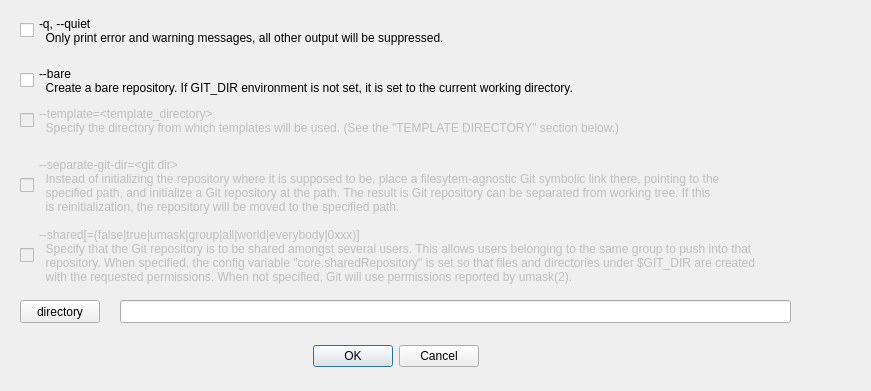
The window that gitinitdialog.ui (fsziegler/qt-git) describes before a commit, drawn with Qt 5.
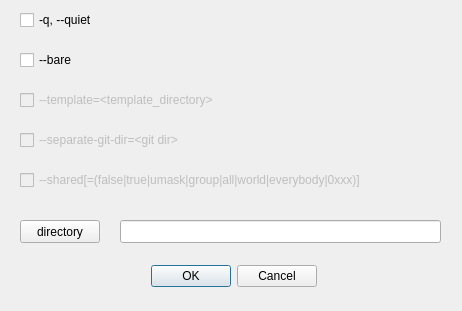
The same window after the commit.

Patch:
```diff
--- a/gitinitdialog.ui
+++ b/gitinitdialog.ui
@@ -6,8 +6,8 @@
    <rect>
     <x>0</x>
     <y>0</y>
-    <width>871</width>
-    <height>391</height>
+    <width>462</width>
+    <height>311</height>
    </rect>
   </property>
   <property name="windowTitle">
@@ -16,9 +16,9 @@
   <widget class="QDialogButtonBox" name="buttonBox">
    <property name="geometry">
     <rect>
-     <x>308</x>
-     <y>340</y>
-     <width>171</width>
+     <x>145</x>
+     <y>260</y>
+     <width>172</width>
      <height>32</height>
     </rect>
    </property>
@@ -33,8 +33,8 @@
    <property name="geometry">
     <rect>
      <x>120</x>
-     <y>300</y>
-     <width>671</width>
+     <y>220</y>
+     <width>321</width>
      <height>23</height>
     </rect>
    </property>
@@ -44,30 +44,28 @@
     <rect>
      <x>20</x>
      <y>10</y>
-     <width>831</width>
-     <height>41</height>
+     <width>411</width>
+     <height>20</height>
     </rect>
    </property>
    <property name="focusPolicy">
     <enum>Qt::StrongFocus</enum>
    </property>
    <property name="text">
-    <string>-q, --quiet
-  Only print error and warning messages, all other output will be suppressed.</string>
+    <string>-q, --quiet</string>
    </property>
   </widget>
   <widget class="QCheckBox" name="checkBox_bare">
    <property name="geometry">
     <rect>
      <x>20</x>
-     <y>60</y>
-     <width>831</width>
-     <height>41</height>
+     <y>50</y>
+     <width>411</width>
+     <height>20</height>
     </rect>
    </property>
    <property name="text">
-    <string>--bare
-  Create a bare repository. If GIT_DIR environment is not set, it is set to the current working directory.</string>
+    <string>--bare</string>
    </property>
   </widget>
   <widget class="QCheckBox" name="checkBox_template">
@@ -77,14 +75,13 @@
    <property name="geometry">
     <rect>
      <x>20</x>
-     <y>100</y>
-     <width>831</width>
-     <height>41</height>
+     <y>90</y>
+     <width>411</width>
+     <height>20</height>
     </rect>
    </property>
    <property name="text">
-    <string>--template=&lt;template_directory&gt;
-  Specify the directory from which templates will be used. (See the &quot;TEMPLATE DIRECTORY&quot; section below.)</string>
+    <string>--template=&lt;template_directory&gt;</string>
    </property>
   </widget>
   <widget class="QCheckBox" name="checkBox_separate_git_dir">
@@ -94,16 +91,13 @@
    <property name="geometry">
     <rect>
      <x>20</x>
-     <y>150</y>
-     <width>831</width>
-     <height>71</height>
+     <y>130</y>
+     <width>411</width>
+     <height>20</height>
     </rect>
    </property>
    <property name="text">
-    <string>--separate-git-dir=&lt;git dir&gt;
-  Instead of initializing the repository where it is supposed to be, place a filesytem-agnostic Git symbolic link there, pointing to the
-  specified path, and initialize a Git repository at the path. The result is Git repository can be separated from working tree. If this
-  is reinitialization, the repository will be moved to the specified path.</string>
+    <string>--separate-git-dir=&lt;git dir&gt;</string>
    </property>
   </widget>
   <widget class="QCheckBox" name="checkBox_shared_permissions">
@@ -113,23 +107,20 @@
    <property name="geometry">
     <rect>
      <x>20</x>
-     <y>220</y>
-     <width>831</width>
-     <height>71</height>
+     <y>170</y>
+     <width>411</width>
+     <height>20</height>
     </rect>
    </property>
    <property name="text">
-    <string>--shared[=(false|true|umask|group|all|world|everybody|0xxx)]
-  Specify that the Git repository is to be shared amongst several users. This allows users belonging to the same group to push into that
-  repository. When specified, the config variable &quot;core.sharedRepository&quot; is set so that files and directories under $GIT_DIR are created
-  with the requested permissions. When not specified, Git will use permissions reported by umask(2).</string>
+    <string>--shared[=(false|true|umask|group|all|world|everybody|0xxx)]</string>
    </property>
   </widget>
   <widget class="QPushButton" name="pushButton">
    <property name="geometry">
     <rect>
      <x>20</x>
-     <y>300</y>
+     <y>220</y>
      <width>80</width>
      <height>23</height>
     </rect>
```
Left out of the diff: 4 changed lines with no effect on the pictures.
